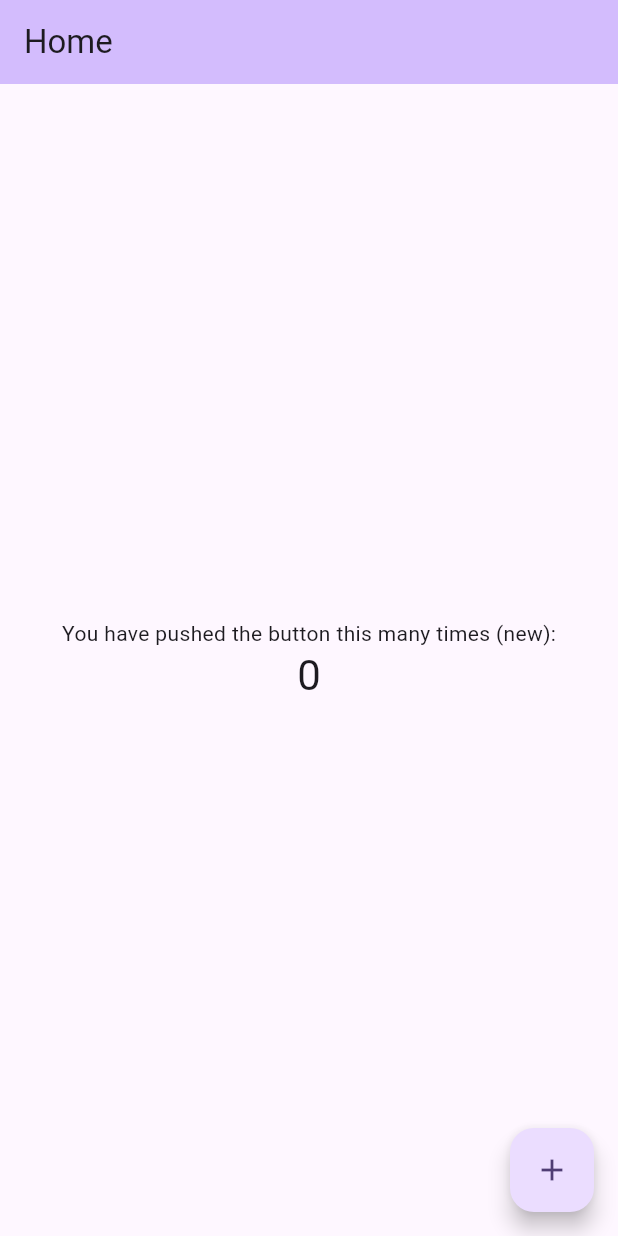
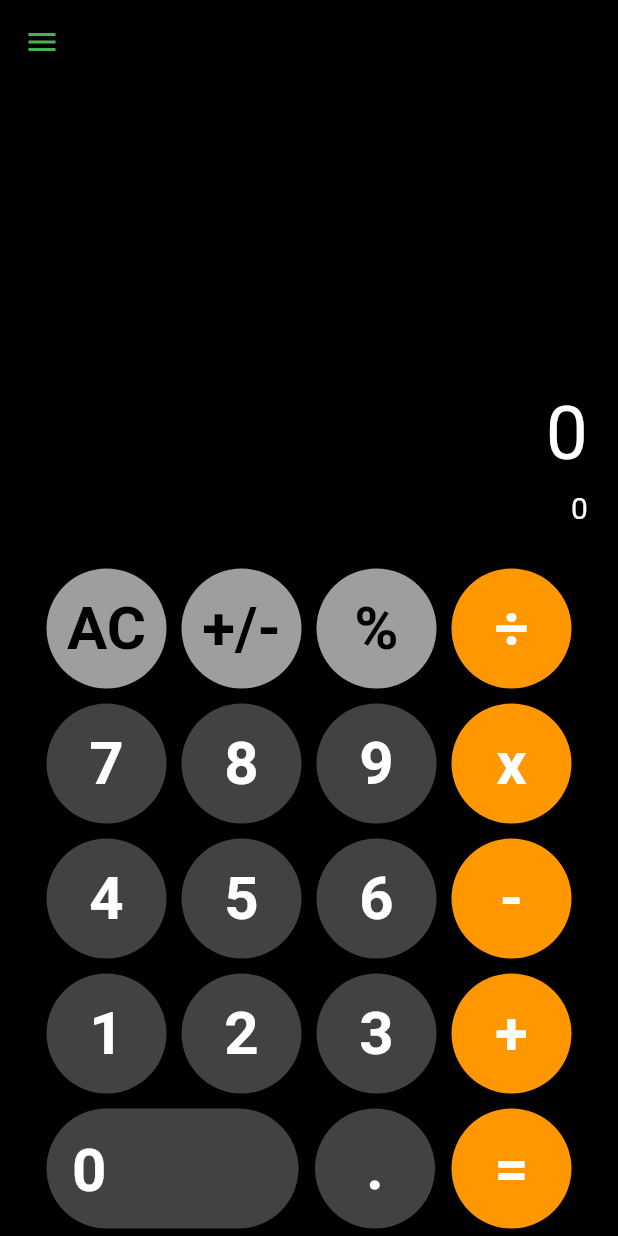
Before and after one commit to Sickfires94/Application_Development, a Flutter app: the screen it shows after launch, on a phone screen of 412 x 824 dp. Run offline on Flutter 3.47's test engine with Material 3 defaults, Android fonts, the phone set to English and light mode, and no system bars.

Commit message:
Final Commit

```diff
--- /dev/null
+++ b/devtools_options.yaml
@@ -0,0 +1,3 @@
+description: This file stores settings for Dart & Flutter DevTools.
+documentation: https://docs.flutter.dev/tools/devtools/extensions#configure-extension-enablement-states
+extensions:
--- /dev/null
+++ b/lib/ExpressionProviders.dart
@@ -0,0 +1,212 @@
+import 'dart:math';
+
+import 'package:flutter/cupertino.dart';
+
+class screenProvider extends ChangeNotifier{
+  List<Term> _terms = [];
+  List<Term> get terms => _terms;
+  double get result => _evaluateCurrentExpression();
+
+  String get expression => _getExpression();
+
+  String _getExpression(){
+    String expression = "";
+    for (Term t in _terms){
+      expression += t.getTerm();
+    }
+    return expression;
+  }
+
+  String getLastNum(){
+    if (_checkIfLastNum()){
+      return _terms[_terms.length - 1].getTerm();
+    }
+    return _terms[_terms.length - 2].getTerm();
+  }
+
+  void addDigit(double number){
+    if (_checkIfLastNum()){
+      (_terms[_terms.length - 1] as numberTerm).addDigit(number);
+    }
+    else {
+      _terms.add(numberTerm(term: (number)));
+    }
+    notifyListeners();
+  }
+
+  void addSymbol(String symbol){
+    if( symbol == "." && _terms.length > 2 && ((_terms[_terms.length - 2] as sign).getTerm() == ".")) return;
+    if(_checkIfLastNum()){
+      _terms.add(sign(term: symbol));
+    }
+    else{
+      _terms[_terms.length - 1] = sign(term: symbol);
+    }
+    notifyListeners();
+  }
+
+  void clearScreen(){
+    _terms = [];
+    notifyListeners();
+  }
+
+  void negateNumber(){
+    if (_checkIfLastNum()){
+      (_terms[_terms.length - 1] as numberTerm).negateNum();
+    }
+    else{
+      (_terms[_terms.length - 1] as numberTerm).negateNum();
+    }
+    notifyListeners();
+  }
+
+  void percentifyNumber(){
+    if (_checkIfLastNum()){
+      (_terms[_terms.length - 1] as numberTerm).percentify();
+    }
+    else {
+      double result = _evaluateCurrentExpression();
+      addDigit(result);
+    }
+    notifyListeners();
+  }
+
+  // 2 + 15 + 0 + 0 + 2
+
+  double _evaluateCurrentExpression(){
+    List<String> operations = [];
+    List<double> numbers = [];
+
+
+    bool skipIter = false;
+    // Populate operations and numbers list
+    for (int i = 0; i < _terms.length; i++){
+      if (skipIter) {
+        skipIter = false;
+        continue;
+      }
+        skipIter = false;
+        if (i % 2 == 0)
+          numbers.add((_terms[i] as numberTerm).term);
+        else {
+        if ((_terms[i] as sign).term == ".") {
+          print("hwello");
+          skipIter = true;
+          double num = (_terms[i + 1] as numberTerm).term;
+          while(num > 1){
+            num /= 10.0;
+          }
+          print(num);
+          numbers[numbers.length - 1] += num;
+        }
+        else
+          operations.add((_terms[i] as sign).term);
+      }
+    }
+
+    // Loop through list and back-propagate multiplication/division operations until none are left
+    bool mulDivFound = true;
+    while (mulDivFound){
+      mulDivFound = false;
+      for (int i = 0; i < numbers.length - 1; i++){
+
+        print("******************");
+        print(numbers);
+        print(operations);
+
+        bool operDone = false;
+        if (operations[i] == "x"){
+          numbers[i] *= numbers[i + 1];
+          operDone = true;
+        }
+        else  if (operations[i] == "÷"){
+          numbers[i] /= numbers[i + 1];
+          operDone = true;
+        }
+        if (operDone){
+          mulDivFound = true;
+
+          if (i < operations.length - 1 && (operations[i + 1] == "x" || operations[i + 1] == "÷")){
+            numbers[i + 1] = 1;
+          }
+          else{
+            numbers[i + 1] = 0;
+            operations[i] = "+";
+          }}
+        }
+      }
+
+      // Loop through List and add/subtract the remaining terms
+      double answer = numbers[0];
+      for (int i = 1; i < numbers.length; i++) {
+        if (operations[i - 1] == "+")
+          answer += numbers[i];
+        else answer -= numbers[i];
+      }
+      print("****************************");
+      print(answer);
+      return answer;
+  }
+
+
+
+  bool _checkIfLastNum(){
+    if(_terms.length == 0) {
+      _terms.add(numberTerm(term: 0));
+      return true;
+    }
+    return _terms[_terms.length - 1] is numberTerm;
+  }
+
+}
+
+class historyProvider extends ChangeNotifier{
+  List<Expression> _history = [];
+  List<Expression> get history => _history;
+
+  void addExpression(Expression e){
+    _history.add(e);
+    notifyListeners();
+  }
+}
+
+abstract class Term {
+  String getTerm();
+}
+
+class numberTerm extends Term {
+  double term;
+  numberTerm({required this.term});
+
+  String getTerm(){
+    if (term == term.toInt()) return term.toInt().toString();
+    return term.toString();
+  }
+
+  void addDigit(double digit){
+    term = term * 10 + digit;
+  }
+
+  void negateNum(){
+    term *= -1;
+  }
+
+  void percentify(){
+    term /= 100;
+  }
+}
+class sign extends Term {
+  final String term;
+  sign({required this.term});
+
+  String getTerm(){
+    return term;
+  }
+}
+
+class Expression{
+  final String expression;
+  final String result;
+
+  Expression({required this.expression, required this.result});
+}
--- /dev/null
+++ b/lib/buttonsWidget.dart
@@ -0,0 +1,189 @@
+import 'package:first_app/ExpressionProviders.dart';
+import 'package:first_app/main.dart';
+import 'package:flutter/cupertino.dart';
+import 'package:flutter/material.dart';
+import 'package:provider/provider.dart';
+
+class buttonsWidget extends StatelessWidget{
+  @override
+  Widget build(BuildContext context) {
+    return numberButtonBuilder();
+  }
+
+}
+
+class numberButtonBuilder extends StatelessWidget{
+  Widget build(BuildContext context) {
+    return Container(
+      margin: EdgeInsets.all(5),
+      child: Wrap(
+      spacing: 10,
+      alignment: WrapAlignment.spaceBetween,
+      runSpacing: 10,
+
+      children: [
+        // Row 1
+        clearButton(),
+        negateButton(),
+        percentageButton(),
+        symbolButton(symbol: "÷"),
+
+
+
+        // Row 2
+        numberButton(number: 7),
+        numberButton(number: 8),
+        numberButton(number: 9),
+        symbolButton(symbol: "x"),
+
+        // Row 3
+        numberButton(number: 4),
+        numberButton(number: 5),
+        numberButton(number: 6),
+        symbolButton(symbol: "-"),
+
+        // Row 4
+        numberButton(number: 1),
+        numberButton(number: 2),
+        numberButton(number: 3),
+        symbolButton(symbol: "+"),
+
+        // Row 5
+        zeroButton(),
+        decimalButton(),
+        equalsButton(),
+          ],
+        ),);
+  }
+}
+
+class CalculatorButton extends StatelessWidget{
+  final term;
+  final onPress;
+  final Color buttonColor;
+  final Color textColor;
+  final double width_size;
+  CalculatorButton({required this.term, required this.onPress, required this.buttonColor, required this.textColor,  required this.width_size});
+
+  Widget build(BuildContext context) {
+    return TextButton(
+      style: TextButton.styleFrom(
+        backgroundColor: buttonColor,
+        fixedSize: Size(80.0 * width_size, 80),
+        shape: RoundedRectangleBorder(
+          borderRadius: BorderRadius.circular(50),
+        ),),
+
+      onPressed: onPress,
+
+      child: Align(
+        //alignment: Alignment.centerLeft,
+
+        child: Text(
+          term.toString(),
+          textAlign: TextAlign.left,
+          style: TextStyle(
+            color: textColor,
+            fontSize: 40.0,
+            fontWeight: FontWeight.bold,
+          ),
+      ),),);
+  }
+}
+
+class numberButton extends StatelessWidget{
+  final int number;
+  numberButton({required this.number});
+
+  Widget build(BuildContext context) {
+    return CalculatorButton(term: number, onPress: () => context.read<screenProvider>().addDigit(number * 1.00), buttonColor: Colors.grey.shade800, textColor: Colors.white, width_size: 1);
+  }
+}
+
+// class zeroButton extends StatelessWidget{
+//   Widget build(BuildContext context) {
+//     return CalculatorButton(term: 0, onPress: () => context.read<screenProvider>().addDigit(0 * 1.00), buttonColor: Colors.grey.shade800, textColor: Colors.white, width_size: 2.1);
+//   }
+// }
+
+class decimalButton extends StatelessWidget{
+  Widget build(BuildContext context) {
+    return  CalculatorButton(term: ".", onPress: () => context.read<screenProvider>().addSymbol("."), buttonColor: Colors.grey.shade800, textColor: Colors.white, width_size: 1);
+  }
+}
+
+class symbolButton extends StatelessWidget{
+  final String symbol;
+  symbolButton({required this.symbol});
+
+  Widget build(BuildContext context) {
+    return  CalculatorButton(term: symbol, onPress: () => context.read<screenProvider>().addSymbol(symbol), buttonColor: Colors.orange, textColor: Colors.white, width_size: 1);
+  }
+}
+
+class clearButton extends StatelessWidget{
+  Widget build(BuildContext context) {
+    return  CalculatorButton(term: "AC", onPress: () => context.read<screenProvider>().clearScreen(), buttonColor: Colors.grey, textColor: Colors.black, width_size: 1);
+  }
+}
+
+class negateButton extends StatelessWidget{
+  Widget build(BuildContext context) {
+    return  CalculatorButton(term: "+/-", onPress: () => context.read<screenProvider>().negateNumber(), buttonColor: Colors.grey, textColor: Colors.black, width_size: 1);
+  }
+}
+
+class percentageButton extends StatelessWidget{
+  Widget build(BuildContext context) {
+    return  CalculatorButton(term: "%", onPress: () => context.read<screenProvider>().percentifyNumber(), buttonColor: Colors.grey, textColor: Colors.black, width_size: 1);
+  }
+}
+
+class equalsButton extends StatelessWidget{
+  Widget build(BuildContext context) {
+    return  CalculatorButton(term: "=",
+        onPress: ()
+        {
+          double result = context.read<screenProvider>().result;
+          String expression = context.read<screenProvider>().expression;
+          context.read<screenProvider>().clearScreen();
+          context.read<screenProvider>().addDigit(result);
+          Expression e = Expression(expression: expression, result: result.toString());
+          context.read<historyProvider>().addExpression(e);
+        },
+        buttonColor: Colors.orange, textColor: Colors.white, width_size: 1);
+  }
+
+}
+
+class zeroButton extends StatelessWidget{
+
+  Widget build(BuildContext context) {
+    return TextButton(
+      style: TextButton.styleFrom(
+        backgroundColor: Colors.grey.shade800,
+        fixedSize: Size(80.0 * 2.1, 80),
+        shape: RoundedRectangleBorder(
+          borderRadius: BorderRadius.circular(50),
+        ),),
+
+      onPressed: () => context.read<screenProvider>().addDigit(0 * 1.00),
+
+      child: Padding(
+        padding: EdgeInsets.all(5),
+    child: Align(
+        alignment: Alignment.centerLeft,
+
+
+        child: Text(
+          0.toString(),
+          textAlign: TextAlign.left,
+          style: TextStyle(
+            color: Colors.white,
+            fontSize: 40.0,
+            fontWeight: FontWeight.bold,
+          ),
+        ),),),);
+  }
+
+}
--- a/lib/main.dart
+++ b/lib/main.dart
@@ -1,7 +1,18 @@
+import 'package:first_app/HistoryMenu.dart';
+import 'package:first_app/buttonsWidget.dart';
+import 'package:first_app/ExpressionProviders.dart';
+import 'package:first_app/screenWidget.dart';
 import 'package:flutter/material.dart';
+import 'package:provider/provider.dart';
 
 void main() {
-  runApp(const MyApp());
+  runApp( MultiProvider(
+    providers: [
+      ChangeNotifierProvider(create: (_) => screenProvider()),
+      ChangeNotifierProvider(create: (_) => historyProvider()),
+    ],
+    child: const MyApp(),
+  ),);
 }
 
 class MyApp extends StatelessWidget {
@@ -11,57 +22,32 @@ class MyApp extends StatelessWidget {
     return MaterialApp(
       title: 'My App',
       theme: ThemeData(
-        colorScheme: ColorScheme.fromSeed(seedColor: Colors.deepPurple),
+        colorScheme: ColorScheme.fromSeed(seedColor: Colors.black),
         useMaterial3: true,
+          scaffoldBackgroundColor: Colors.black,
       ),
-      home: const MyHomePage(title: 'Home'),
+      home: Calculator(),
     );
   }
 }
 
-class MyHomePage extends StatefulWidget {
-  const MyHomePage({super.key, required this.title});
-  final String title;
-
-  @override
-  State<MyHomePage> createState() => _MyHomePageState();
-}
-
-class _MyHomePageState extends State<MyHomePage> {
-  int _counter = 0;
-
-  void _incrementCounter() {
-    setState(() {
-      _counter++;
-    });
+class Calculator extends StatelessWidget{
+  Widget build(BuildContext context) {
+      return Scaffold(
+        appBar: AppBar(
+          backgroundColor: Colors.black,
+          iconTheme: IconThemeData(color: Colors.green),
+        ),
+        drawer: Drawer(
+          child: HistoryList(),
+          backgroundColor: Colors.grey.shade900,
+        ) ,
+        body: Center(child: Column(
+          mainAxisAlignment: MainAxisAlignment.end,
+        children: [
+          screenWidget(),
+          buttonsWidget(),
+        ],)));
   }
 
-  @override
-  Widget build(BuildContext context) {
-    return Scaffold(
-      appBar: AppBar(
-        backgroundColor: Theme.of(context).colorScheme.inversePrimary,
-        title: Text(widget.title),
-      ),
-      body: Center(
-        child: Column(
-          mainAxisAlignment: MainAxisAlignment.center,
-          children: <Widget>[
-            const Text(
-              'You have pushed the button this many times (new):',
-            ),
-            Text(
-              '$_counter',
-              style: Theme.of(context).textTheme.headlineMedium,
-            ),
-          ],
-        ),
-      ),
-      floatingActionButton: FloatingActionButton(
-        onPressed: _incrementCounter,
-        tooltip: 'Increment',
-        child: const Icon(Icons.add),
-      ),
-    );
-  }
 }
--- /dev/null
+++ b/lib/screenWidget.dart
@@ -0,0 +1,32 @@
+import 'package:first_app/ExpressionProviders.dart';
+import 'package:first_app/buttonsWidget.dart';
+import 'package:flutter/cupertino.dart';
+import 'package:flutter/material.dart';
+import 'package:provider/provider.dart';
+
+class screenWidget extends StatelessWidget{
+  Widget build(BuildContext context) {
+    return
+      Container(
+        alignment: Alignment.centerRight,
+        margin: EdgeInsets.all(20),
+        child: Column(
+        crossAxisAlignment: CrossAxisAlignment.end,
+        children: [
+          Text(
+            context.watch<screenProvider>().getLastNum(),
+            style: TextStyle(
+              color: Colors.white,
+              fontSize: 50
+            ),
+          ),
+          Text(
+            context.watch<screenProvider>().expression,
+            style: TextStyle(
+              color: Colors.white,
+              fontSize: 20,
+            ),),
+      ],),);
+  }
+
+}
--- a/pubspec.yaml
+++ b/pubspec.yaml
@@ -30,6 +30,7 @@ environment:
 dependencies:
   flutter:
     sdk: flutter
+  provider: ^6.1.2
 
 
   # The following adds the Cupertino Icons font to your application.
```
Also changed, not shown: lib/HistoryMenu.dart (added, +32 -0 lines), pubspec.lock.
